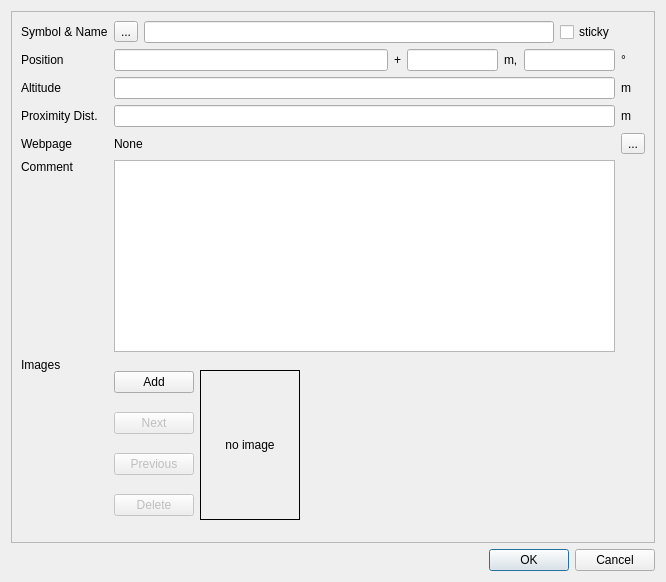
Old version of the form src/IDlgEditWpt.ui in the repository ntruchsess/QLandkarteGT.
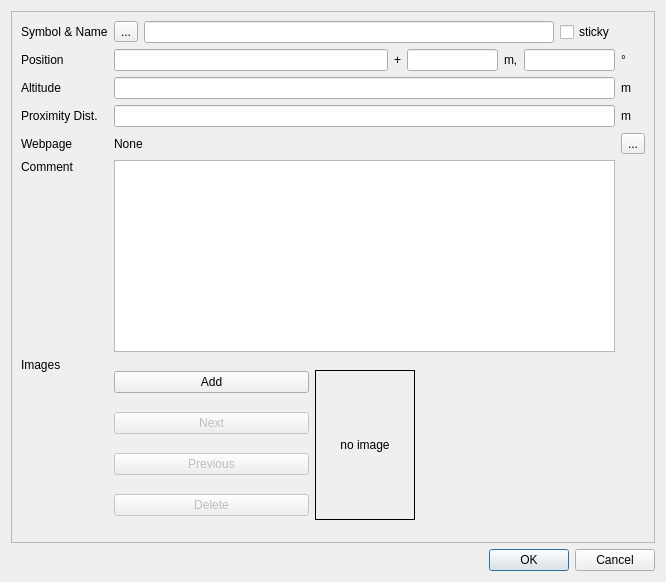
New version of the form.

```diff
--- a/src/IDlgEditWpt.ui
+++ b/src/IDlgEditWpt.ui
@@ -206,12 +206,6 @@
          <layout class="QVBoxLayout" >
           <item>
            <widget class="QPushButton" name="pushAdd" >
-            <property name="sizePolicy" >
-             <sizepolicy vsizetype="Fixed" hsizetype="Maximum" >
-              <horstretch>0</horstretch>
-              <verstretch>0</verstretch>
-             </sizepolicy>
-            </property>
             <property name="text" >
              <string>Add</string>
             </property>
@@ -242,12 +236,6 @@
             <property name="enabled" >
              <bool>false</bool>
             </property>
-            <property name="sizePolicy" >
-             <sizepolicy vsizetype="Fixed" hsizetype="Maximum" >
-              <horstretch>0</horstretch>
-              <verstretch>0</verstretch>
-             </sizepolicy>
-            </property>
             <property name="text" >
              <string>Delete</string>
             </property>
@@ -285,6 +273,12 @@
         </item>
         <item>
          <widget class="QLabel" name="labelInfo" >
+          <property name="sizePolicy" >
+           <sizepolicy vsizetype="MinimumExpanding" hsizetype="Preferred" >
+            <horstretch>0</horstretch>
+            <verstretch>0</verstretch>
+           </sizepolicy>
+          </property>
           <property name="text" >
            <string/>
           </property>
```
